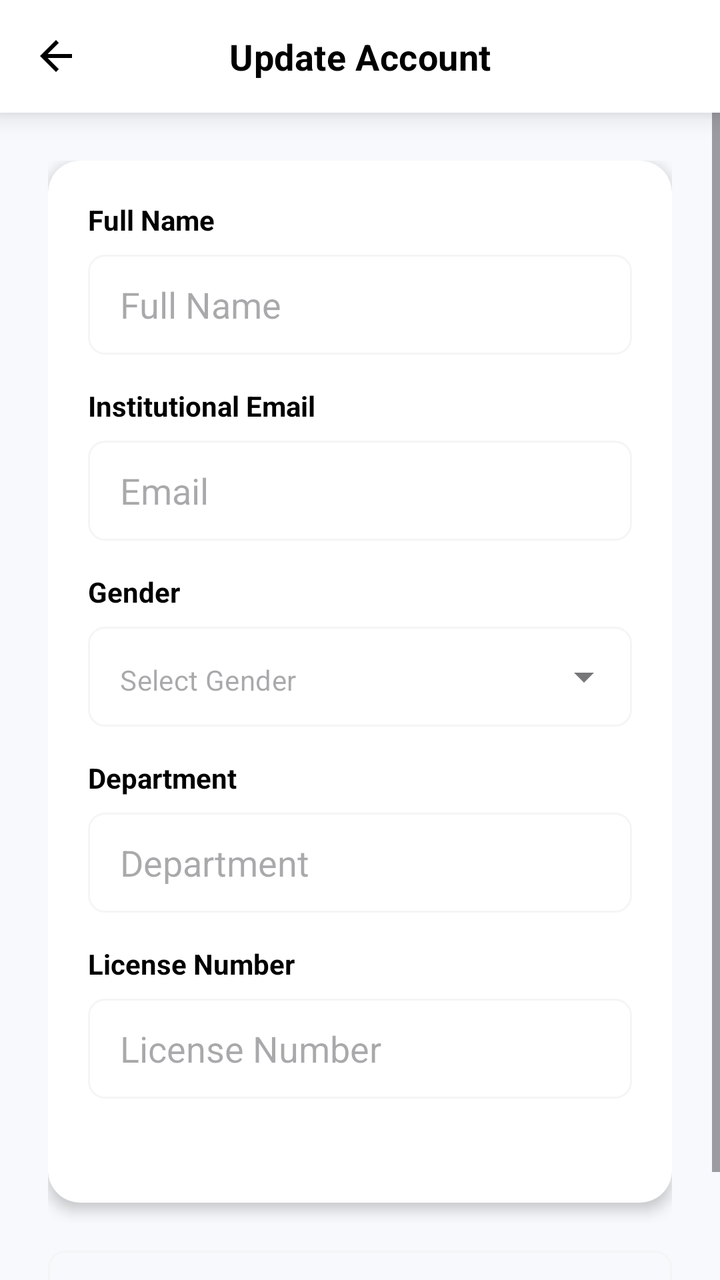
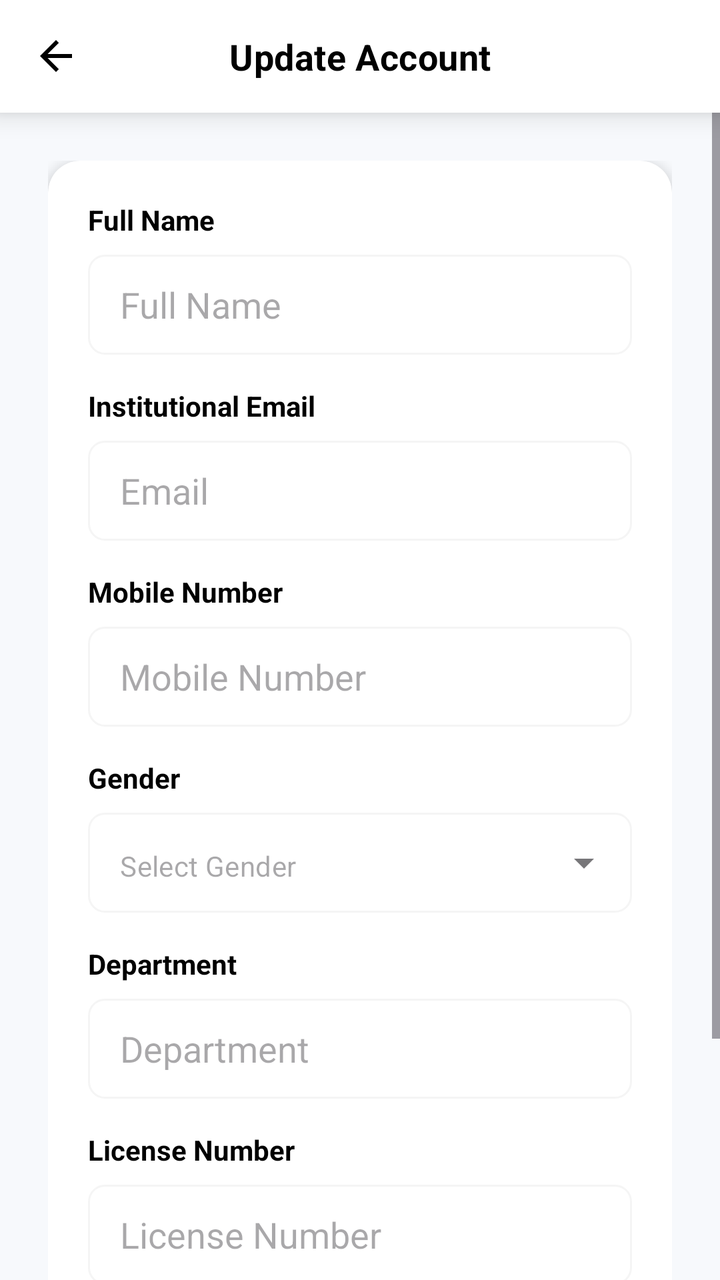

Before-and-after screenshots of an Android layout around one commit, followed by the original layout XML and the change that was made.
<!-- AndroidManifest.xml: application theme Theme.OvaDrugX -->
<!-- res/layout/activity_update_account.xml -->
<?xml version="1.0" encoding="utf-8"?>
<androidx.constraintlayout.widget.ConstraintLayout xmlns:android="http://schemas.android.com/apk/res/android"
    xmlns:app="http://schemas.android.com/apk/res-auto"
    xmlns:tools="http://schemas.android.com/tools"
    android:layout_width="match_parent"
    android:layout_height="match_parent"
    android:background="@color/premium_light_bg"
    tools:context=".UpdateAccountActivity">

    
    <androidx.cardview.widget.CardView
        android:id="@+id/header"
        android:layout_width="match_parent"
        android:layout_height="wrap_content"
        app:cardBackgroundColor="@color/white"
        app:cardCornerRadius="0dp"
        app:cardElevation="8dp"
        app:layout_constraintTop_toTopOf="parent">

        <LinearLayout
            android:layout_width="match_parent"
            android:layout_height="wrap_content"
            android:orientation="horizontal"
            android:gravity="center_vertical"
            android:padding="16dp">

            <ImageView
                android:id="@+id/btnBack"
                android:layout_width="24dp"
                android:layout_height="24dp"
                android:src="@drawable/ic_arrow_back"
                app:tint="@color/black"
                android:clickable="true"
                android:focusable="true"
                android:background="?attr/selectableItemBackgroundBorderless"/>

            <TextView
                android:layout_width="0dp"
                android:layout_height="wrap_content"
                android:layout_weight="1"
                android:gravity="center"
                android:text="Update Account"
                android:textColor="@color/black"
                android:textSize="18sp"
                android:textStyle="bold"
                android:letterSpacing="0.01"
                android:layout_marginEnd="24dp" />
        </LinearLayout>
    </androidx.cardview.widget.CardView>

    <ScrollView
        android:layout_width="match_parent"
        android:layout_height="0dp"
        app:layout_constraintTop_toBottomOf="@id/header"
        app:layout_constraintBottom_toBottomOf="parent">

        <LinearLayout
            android:layout_width="match_parent"
            android:layout_height="wrap_content"
            android:orientation="vertical"
            android:padding="24dp"
            android:gravity="center_horizontal">

            
            <androidx.cardview.widget.CardView
                android:layout_width="match_parent"
                android:layout_height="wrap_content"
                android:layout_marginBottom="24dp"
                app:cardCornerRadius="16dp"
                app:cardElevation="4dp"
                app:cardBackgroundColor="@color/white">

                <LinearLayout
                    android:layout_width="match_parent"
                    android:layout_height="wrap_content"
                    android:orientation="vertical"
                    android:padding="20dp">

                    <LinearLayout
                        android:layout_width="match_parent"
                        android:layout_height="wrap_content"
                        android:orientation="vertical"
                        android:layout_marginBottom="16dp">

                        <TextView
                            android:layout_width="wrap_content"
                            android:layout_height="wrap_content"
                            android:text="Full Name"
                            android:textColor="@color/black"
                            android:textSize="14sp"
                            android:textStyle="bold"
                            android:layout_marginBottom="8dp"/>

                        <EditText
                            android:id="@+id/et_full_name"
                            android:layout_width="match_parent"
                            android:layout_height="50dp"
                            android:background="@drawable/bg_rounded_border"
                            android:backgroundTint="#F5F5F5"
                            android:paddingHorizontal="16dp"
                            android:inputType="textPersonName"
                            android:hint="Full Name"/>
                    </LinearLayout>

                    <LinearLayout
                        android:layout_width="match_parent"
                        android:layout_height="wrap_content"
                        android:orientation="vertical"
                        android:layout_marginBottom="16dp">

                        <TextView
                            android:layout_width="wrap_content"
                            android:layout_height="wrap_content"
                            android:text="Institutional Email"
                            android:textColor="@color/black"
                            android:textSize="14sp"
                            android:textStyle="bold"
                            android:layout_marginBottom="8dp"/>

                        <EditText
                            android:id="@+id/et_email"
                            android:layout_width="match_parent"
                            android:layout_height="50dp"
                            android:background="@drawable/bg_rounded_border"
                            android:backgroundTint="#F5F5F5"
                            android:paddingHorizontal="16dp"
                            android:inputType="textEmailAddress"
                            android:hint="Email"/>
                    </LinearLayout>

                    <LinearLayout
                        android:layout_width="match_parent"
                        android:layout_height="wrap_content"
                        android:orientation="vertical"
                        android:layout_marginBottom="16dp">

                        <TextView
                            android:layout_width="wrap_content"
                            android:layout_height="wrap_content"
                            android:text="Gender"
                            android:textColor="@color/black"
                            android:textSize="14sp"
                            android:textStyle="bold"
                            android:layout_marginBottom="8dp"/>

                        <com.google.android.material.textfield.TextInputLayout
                            style="@style/Widget.MaterialComponents.TextInputLayout.OutlinedBox.ExposedDropdownMenu"
                            android:layout_width="match_parent"
                            android:layout_height="wrap_content"
                            app:hintEnabled="false"
                            app:boxStrokeWidth="0dp"
                            app:boxStrokeWidthFocused="0dp">

                            <AutoCompleteTextView
                                android:id="@+id/et_gender"
                                android:layout_width="match_parent"
                                android:layout_height="50dp"
                                android:background="@drawable/bg_rounded_border"
                                android:backgroundTint="#F5F5F5"
                                android:paddingHorizontal="16dp"
                                android:inputType="none"
                                android:hint="Select Gender"
                                android:textSize="14sp"/>

                        </com.google.android.material.textfield.TextInputLayout>
                    </LinearLayout>

                    <LinearLayout
                        android:layout_width="match_parent"
                        android:layout_height="wrap_content"
                        android:orientation="vertical"
                        android:layout_marginBottom="16dp">

                        <TextView
                            android:layout_width="wrap_content"
                            android:layout_height="wrap_content"
                            android:text="Department"
                            android:textColor="@color/black"
                            android:textSize="14sp"
                            android:textStyle="bold"
                            android:layout_marginBottom="8dp"/>

                        <EditText
                            android:id="@+id/et_department"
                            android:layout_width="match_parent"
                            android:layout_height="50dp"
                            android:background="@drawable/bg_rounded_border"
                            android:backgroundTint="#F5F5F5"
                            android:paddingHorizontal="16dp"
                            android:inputType="text"
                            android:hint="Department"/>
                    </LinearLayout>

                    <LinearLayout
                        android:layout_width="match_parent"
                        android:layout_height="wrap_content"
                        android:orientation="vertical"
                        android:layout_marginBottom="32dp">

                        <TextView
                            android:layout_width="wrap_content"
                            android:layout_height="wrap_content"
                            android:text="License Number"
                            android:textColor="@color/black"
                            android:textSize="14sp"
                            android:textStyle="bold"
                            android:layout_marginBottom="8dp"/>

                        <EditText
                            android:id="@+id/et_license_number"
                            android:layout_width="match_parent"
                            android:layout_height="50dp"
                            android:background="@drawable/bg_rounded_border"
                            android:backgroundTint="#F5F5F5"
                            android:paddingHorizontal="16dp"
                            android:inputType="text"
                            android:hint="License Number"/>
                    </LinearLayout>

                </LinearLayout>
            </androidx.cardview.widget.CardView>

            <androidx.appcompat.widget.AppCompatButton
                android:id="@+id/btnSaveChanges"
                android:layout_width="match_parent"
                android:layout_height="50dp"
                android:background="@drawable/bg_rounded_border"
                android:backgroundTint="#F5F5F5"
                android:text="Save Changes"
                android:textColor="@color/black"
                android:textAllCaps="false"
                android:textStyle="bold"/>

        </LinearLayout>
    </ScrollView>

</androidx.constraintlayout.widget.ConstraintLayout>
<!-- resources referenced by this layout -->
<resources>
  <color name="black">#FF000000</color>
  <color name="premium_light_bg">#F7F9FC</color>
  <color name="white">#FFFFFFFF</color>
  <!-- drawable bg_rounded_border (drawable) -->
  <?xml version="1.0" encoding="utf-8"?>
  <shape xmlns:android="http://schemas.android.com/apk/res/android">
      <solid android:color="@android:color/transparent" />
      <stroke
          android:width="1dp"
          android:color="#E0E0E0" />
      <corners android:radius="8dp" />
  </shape>
  <!-- drawable ic_arrow_back (drawable) -->
  <vector xmlns:android="http://schemas.android.com/apk/res/android"
      android:width="24dp"
      android:height="24dp"
      android:viewportWidth="24"
      android:viewportHeight="24">
      <path
          android:fillColor="#FF000000"
          android:pathData="M20,11H7.83l5.59,-5.59L12,4l-8,8 8,8 1.41,-1.41L7.83,13H20v-2z" />
  </vector>
  <style name="Theme.OvaDrugX" parent="Base.Theme.OvaDrugX">
          <item name="textAppearanceHeadlineMedium">@style/TextAppearance.App.HeadlineMedium</item>
          <item name="textAppearanceTitleLarge">@style/TextAppearance.App.TitleLarge</item>
          <item name="textAppearanceTitleMedium">@style/TextAppearance.App.TitleMedium</item>
          <item name="textAppearanceBodyLarge">@style/TextAppearance.App.BodyLarge</item>
          <item name="textAppearanceBodyMedium">@style/TextAppearance.App.BodyMedium</item>
          <item name="textAppearanceLabelSmall">@style/TextAppearance.App.LabelSmall</item>
      </style>
  <style name="Base.Theme.OvaDrugX" parent="Theme.Material3.DayNight.NoActionBar">
          
          
          <item name="android:windowBackground">@drawable/page_background</item>
          <item name="android:colorBackground">@android:color/transparent</item>
      </style>
  <style name="TextAppearance.App.HeadlineMedium" parent="TextAppearance.Material3.HeadlineMedium">
          <item name="android:textStyle">bold</item>
          <item name="android:letterSpacing">0.02</item>
      </style>
  <style name="TextAppearance.App.TitleLarge" parent="TextAppearance.Material3.TitleLarge">
          <item name="android:textStyle">bold</item>
          <item name="android:letterSpacing">0.02</item>
      </style>
  <style name="TextAppearance.App.TitleMedium" parent="TextAppearance.Material3.TitleMedium">
          <item name="android:textStyle">bold</item>
      </style>
  <style name="TextAppearance.App.BodyLarge" parent="TextAppearance.Material3.BodyLarge">
          <item name="android:textColor">@color/text_dark</item>
      </style>
  <style name="TextAppearance.App.BodyMedium" parent="TextAppearance.Material3.BodyMedium">
          <item name="android:textColor">@color/text_secondary</item>
      </style>
  <style name="TextAppearance.App.LabelSmall" parent="TextAppearance.Material3.LabelSmall">
          <item name="android:textStyle">bold</item>
          <item name="android:textAllCaps">true</item>
      </style>
  <!-- drawable page_background (drawable) -->
  <?xml version="1.0" encoding="utf-8"?>
  <shape xmlns:android="http://schemas.android.com/apk/res/android">
      <solid android:color="@color/premium_light_bg"/>
  </shape>
  <color name="text_dark">#212121</color>
  <color name="text_secondary">#888888</color>
</resources>

<!-- the commit's change to res/layout/activity_update_account.xml (unified diff, before → after) -->
@@ -99,7 +99,8 @@
                             android:backgroundTint="#F5F5F5"
                             android:paddingHorizontal="16dp"
                             android:inputType="textPersonName"
-                            android:hint="Full Name"/>
+                            android:hint="Full Name"
+                            android:textColor="@color/black"/>
                     </LinearLayout>
 
                     <LinearLayout
@@ -125,7 +126,35 @@
                             android:backgroundTint="#F5F5F5"
                             android:paddingHorizontal="16dp"
                             android:inputType="textEmailAddress"
-                            android:hint="Email"/>
+                            android:hint="Email"
+                            android:textColor="@color/black"/>
+                    </LinearLayout>
+
+                    <LinearLayout
+                        android:layout_width="match_parent"
+                        android:layout_height="wrap_content"
+                        android:orientation="vertical"
+                        android:layout_marginBottom="16dp">
+
+                        <TextView
+                            android:layout_width="wrap_content"
+                            android:layout_height="wrap_content"
+                            android:text="Mobile Number"
+                            android:textColor="@color/black"
+                            android:textSize="14sp"
+                            android:textStyle="bold"
+                            android:layout_marginBottom="8dp"/>
+
+                        <EditText
+                            android:id="@+id/et_mobile"
+                            android:layout_width="match_parent"
+                            android:layout_height="50dp"
+                            android:background="@drawable/bg_rounded_border"
+                            android:backgroundTint="#F5F5F5"
+                            android:paddingHorizontal="16dp"
+                            android:inputType="phone"
+                            android:hint="Mobile Number"
+                            android:textColor="@color/black"/>
                     </LinearLayout>
 
                     <LinearLayout
@@ -151,7 +180,7 @@
                             app:boxStrokeWidth="0dp"
                             app:boxStrokeWidthFocused="0dp">
 
-                            <AutoCompleteTextView
+                            <com.google.android.material.textfield.MaterialAutoCompleteTextView
                                 android:id="@+id/et_gender"
                                 android:layout_width="match_parent"
                                 android:layout_height="50dp"
@@ -160,7 +189,8 @@
                                 android:paddingHorizontal="16dp"
                                 android:inputType="none"
                                 android:hint="Select Gender"
-                                android:textSize="14sp"/>
+                                android:textSize="14sp"
+                                android:textColor="@color/black"/>
 
                         </com.google.android.material.textfield.TextInputLayout>
                     </LinearLayout>
@@ -188,7 +218,8 @@
                             android:backgroundTint="#F5F5F5"
                             android:paddingHorizontal="16dp"
                             android:inputType="text"
-                            android:hint="Department"/>
+                            android:hint="Department"
+                            android:textColor="@color/black"/>
                     </LinearLayout>
 
                     <LinearLayout
@@ -214,7 +245,8 @@
                             android:backgroundTint="#F5F5F5"
                             android:paddingHorizontal="16dp"
                             android:inputType="text"
-                            android:hint="License Number"/>
+                            android:hint="License Number"
+                            android:textColor="@color/black"/>
                     </LinearLayout>
 
                 </LinearLayout>
